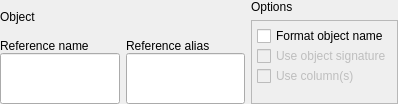
nullptrlabs/pgmodeler, file libs/libgui/ui/dbobjects/referenceswidget.ui: the form before one commit.
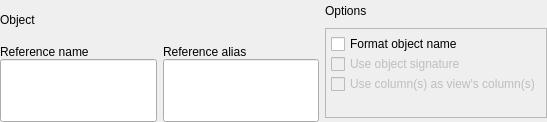
The form after the commit.

Commit message: Fix view column alias handling, code completion sizing, and misc adjustments

Diff of the .ui file:
```diff
--- a/libs/libgui/ui/dbobjects/referenceswidget.ui
+++ b/libs/libgui/ui/dbobjects/referenceswidget.ui
@@ -6,8 +6,8 @@
    <rect>
     <x>0</x>
     <y>0</y>
-    <width>398</width>
-    <height>104</height>
+    <width>547</width>
+    <height>122</height>
    </rect>
   </property>
   <property name="windowTitle">
@@ -216,7 +216,7 @@
              <string/>
             </property>
             <property name="text">
-             <string>Use column(s)</string>
+             <string>Use column(s) as view's column(s)</string>
             </property>
            </widget>
           </item>
```
The commit also changes 4 other files.
